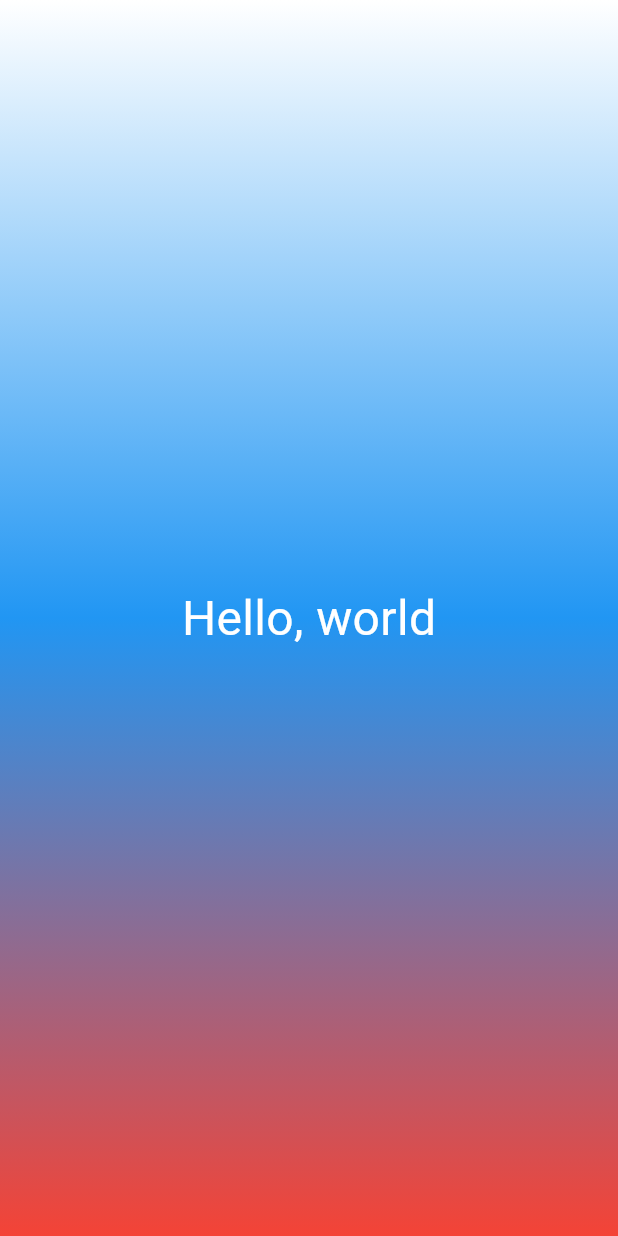
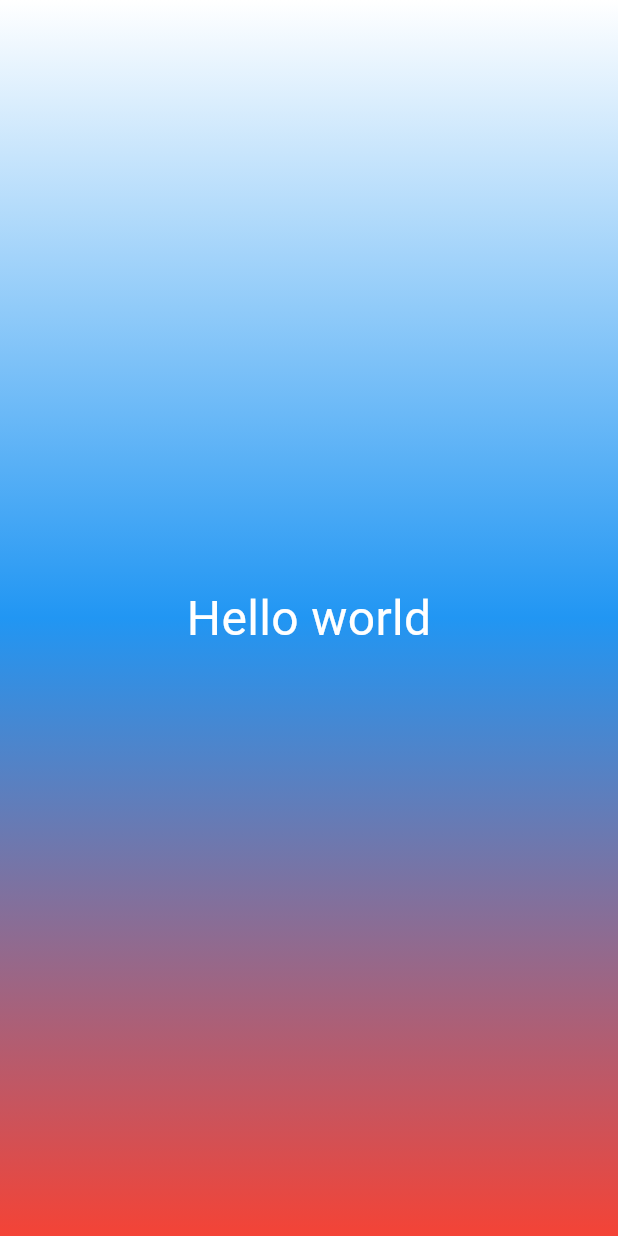
Before and after one commit to ssscvlnk/Flutter_Lab3, a Flutter app: the screen it shows after launch, on a phone screen of 412 x 824 dp. Run offline on Flutter 3.47's test engine with Material 3 defaults, Android fonts, the phone set to English and light mode, and no system bars.

Commit message:
Make StyledText reusable by accepting text as a parameter

```diff
--- a/lib/gradient_container.dart
+++ b/lib/gradient_container.dart
@@ -1,5 +1,9 @@
 import 'package:flutter/material.dart';
 import 'package:flutter_lab3_app_startseva/styled_text.dart';
+
+const startAlignment = Alignment.topCenter;
+const endAlignment = Alignment.bottomCenter;
+
 class GradientContainer
     extends StatelessWidget {
   const GradientContainer({super.key});
@@ -13,12 +17,12 @@
             Colors.blue,
             Colors.red,
           ],
-          begin: Alignment.topCenter,
-          end: Alignment.bottomCenter,
+          begin: startAlignment,
+          end: endAlignment,
         ),
       ),
       child: Center(
-        child: StyledText()
+        child: StyledText("Hello world")
       ),
     );
   }
--- a/lib/styled_text.dart
+++ b/lib/styled_text.dart
@@ -1,11 +1,12 @@
 import 'package:flutter/material.dart';
 
 class StyledText extends StatelessWidget {
-  const StyledText({super.key});
+  const StyledText(this.text, {super.key});
+  final String text;
   @override
   Widget build(BuildContext context) {
     return Text(
-      "Hello, world",
+      text,
       style: TextStyle(
         color: Colors.white,
         fontSize: 32,
```
